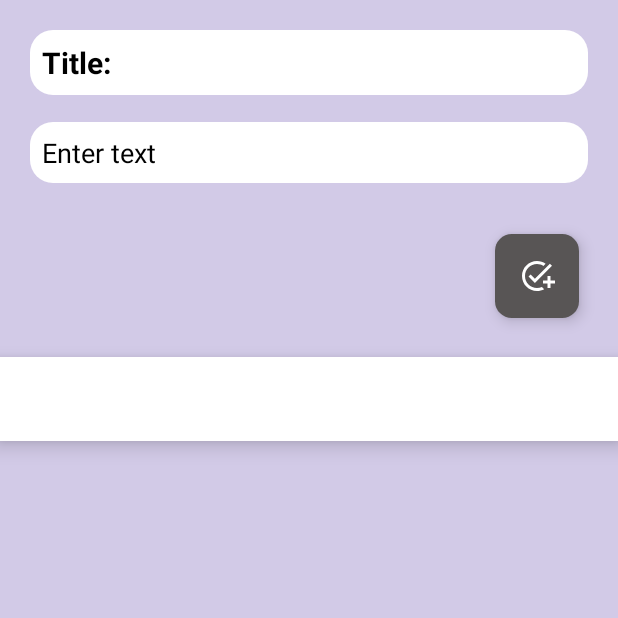
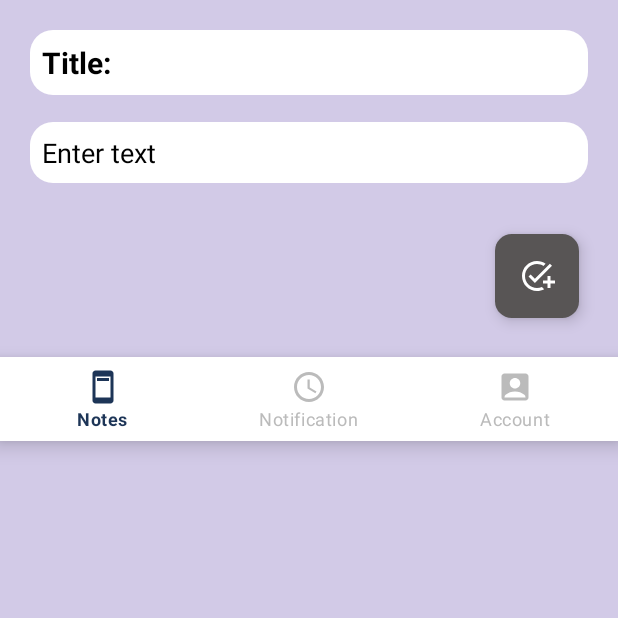
Before and after one commit to PurplePrrince/MobileNotes, an Android app: the NotesTakerActivity screen opened directly, with no data from a screen before it, on a phone screen of 412 x 824 dp, the top half of it. Run offline under Robolectric (Android 15) with nearby library versions, the phone set to English and light mode, and no system bars; our stand-ins replace Room's generated code.

Commit message:
new bottonnav 3.0

```diff
--- a/app/src/main/java/com/example/myapplication/NotesTakerActivity.java
+++ b/app/src/main/java/com/example/myapplication/NotesTakerActivity.java
@@ -45,22 +45,21 @@ public class NotesTakerActivity extends AppCompatActivity {
         }catch (Exception e){
             e.printStackTrace();
         }
-        @SuppressLint({"MissingInflatedId", "LocalSuppress"})
         BottomNavigationView bottomNavigationView = findViewById(R.id.bottom_navigation);
-        bottomNavigationView.setSelectedItemId(R.id.notification);
-        bottomNavigationView.setOnNavigationItemSelectedListener(new BottomNavigationView.OnNavigationItemSelectedListener() {
+        bottomNavigationView.setSelectedItemId(R.id.notes);
+        bottomNavigationView.setOnItemSelectedListener(new BottomNavigationView.OnItemSelectedListener() {
             @Override
             public boolean onNavigationItemSelected(@NonNull MenuItem item) {
 
                 int itemId = item.getItemId();
                 if (itemId == R.id.notes) {
-                    startActivities(new Intent[]{new Intent(getApplicationContext(), MainActivity.class)});
+                    return true;
+                } else if (itemId == R.id.notification) {
+                    startActivities(new Intent[]{new Intent(getApplicationContext(), NotificationActivity.class)});
                     overridePendingTransition(0, 0);
                     return true;
-                } else if (itemId == R.id.notification) {
-                    return true;
                 } else if (itemId == R.id.account) {
-                    startActivities(new Intent[]{new Intent(getApplicationContext(), NotificationActivity.class)});
+                    startActivities(new Intent[]{new Intent(getApplicationContext(), AccountActivity.class)});
                     overridePendingTransition(0, 0);
                     return true;
                 }
--- a/app/src/main/res/layout/activity_main.xml
+++ b/app/src/main/res/layout/activity_main.xml
@@ -53,6 +53,7 @@
         android:layout_width="match_parent"
         android:layout_height="wrap_content"
         android:id="@+id/bottom_navigation"
+        app:menu="@menu/menu_navigation"
         app:itemTextColor="@drawable/selector"
         app:itemIconTint="@drawable/selector"
         android:layout_alignParentBottom="true"
--- a/app/src/main/res/layout/activity_notes_taker.xml
+++ b/app/src/main/res/layout/activity_notes_taker.xml
@@ -59,12 +59,14 @@
         android:baselineAligned="false"
         android:src="@drawable/ic_save"
         app:borderWidth="0dp" />
+
     <com.google.android.material.bottomnavigation.BottomNavigationView
+        android:id="@+id/bottom_navigation"
         android:layout_width="match_parent"
         android:layout_height="wrap_content"
-        android:id="@+id/bottom_navigation"
+        app:itemIconTint="@drawable/selector"
         app:itemTextColor="@drawable/selector"
-        app:itemIconTint="@drawable/selector"
+        app:menu="@menu/menu_navigation"
         tools:ignore="MissingConstraints"/>
 
 </LinearLayout>
--- a/app/src/main/res/layout/notification_edit.xml
+++ b/app/src/main/res/layout/notification_edit.xml
@@ -69,6 +69,7 @@
         android:id="@+id/bottom_navigation"
         app:itemTextColor="@drawable/selector"
         app:itemIconTint="@drawable/selector"
+        app:menu="@menu/menu_navigation"
         android:layout_alignParentBottom="true"
         tools:ignore="MissingConstraints"/>
 </RelativeLayout>
```
Also changed, not shown: app/src/main/AndroidManifest.xml (+8 -0 lines), app/src/main/java/com/example/myapplication/AccountActivity.java (+7 -6 lines), app/src/main/java/com/example/myapplication/NotificationActivity.java (+25 -0 lines), app/src/main/res/layout/account_edit.xml (+14 -1 lines).
